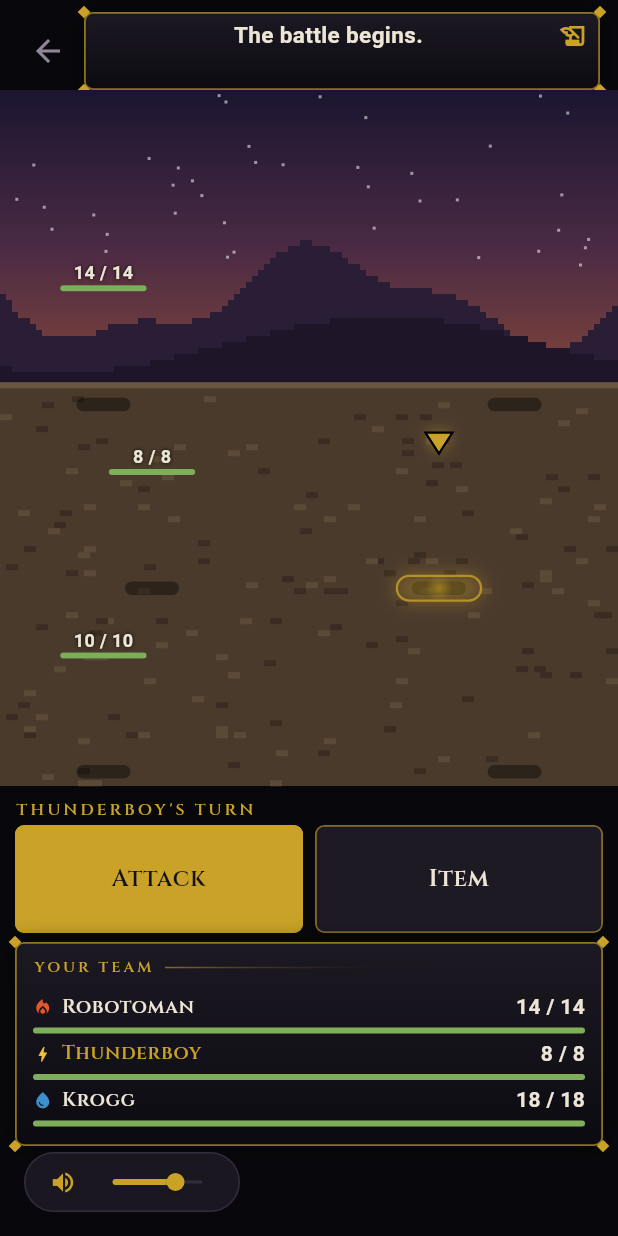
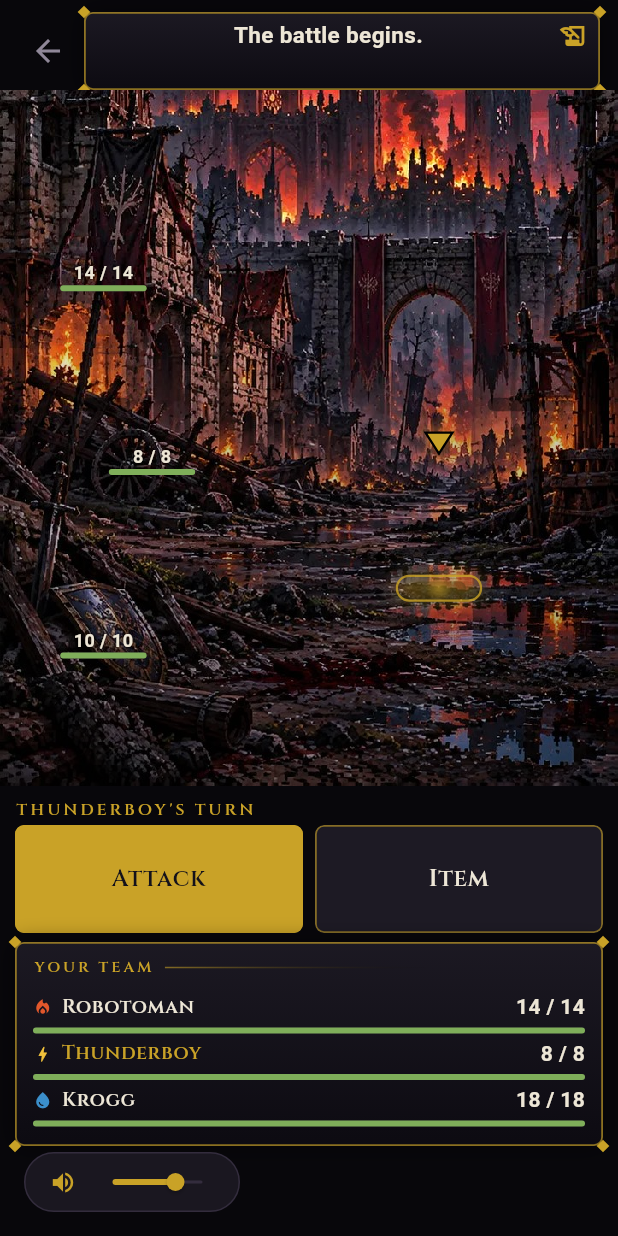
Before and after one commit to lu92988/game-game-, a Flutter app: the screen it shows after launch, after a tap on "Classic Battle (test)", on a phone screen of 412 x 824 dp. Run offline on Flutter 3.47's test engine with Material 3 defaults, Android fonts, the phone set to English and light mode, and no system bars; our stand-ins replace audioplayers, google_fonts; Roboto replaces fonts that are missing (Gfs Neohellenic).

Commit message:
Use the user's pixel art battlefields as classic battle backdrops
Each battle picks the castle, burning city or moonlit forest at random,
with a light shadow over the ground so fighters stand out. The old
painted backdrop remains as a fallback if the art fails to load.

Co-Authored-By: Claude Opus 5.5 <noreply@anthropic.com>

```diff
--- a/lib/screens/classic_battle_screen.dart
+++ b/lib/screens/classic_battle_screen.dart
@@ -66,6 +66,14 @@ class _Popup {
 class _ClassicBattleScreenState extends State<ClassicBattleScreen>
     with TickerProviderStateMixin {
   late final BattleController _controller;
+
+  /// The battlefield art behind this battle, picked at random.
+  final String _backdrop = _backdrops[Random().nextInt(_backdrops.length)];
+  static const _backdrops = [
+    'assets/backdrops/castle.jpg',
+    'assets/backdrops/burning_city.jpg',
+    'assets/backdrops/forest.jpg',
+  ];
   late final AnimationController _act = AnimationController(
     vsync: this,
     duration: const Duration(milliseconds: 900),
@@ -596,7 +604,36 @@ class _ClassicBattleScreenState extends State<ClassicBattleScreen>
             // between them.
             final centers = <String, Offset>{};
             final children = <Widget>[
-              Positioned.fill(child: CustomPaint(painter: _BackdropPainter())),
+              Positioned.fill(
+                child: Image.asset(
+                  _backdrop,
+                  fit: BoxFit.cover,
+                  alignment: Alignment.bottomCenter,
+                  filterQuality: FilterQuality.none,
+                  errorBuilder: (_, _, _) =>
+                      CustomPaint(painter: _BackdropPainter()),
+                ),
+              ),
+              // Darkens the ground a little so the fighters stand out
+              // against the busy art.
+              const Positioned.fill(
+                child: IgnorePointer(
+                  child: DecoratedBox(
+                    decoration: BoxDecoration(
+                      gradient: LinearGradient(
+                        begin: Alignment.topCenter,
+                        end: Alignment.bottomCenter,
+                        colors: [
+                          Color(0x00000000),
+                          Color(0x33000000),
+                          Color(0x66000000),
+                        ],
+                        stops: [0.25, 0.5, 1],
+                      ),
+                    ),
+                  ),
+                ),
+              ),
             ];
             for (var i = 0; i < _controller.enemy.length; i++) {
               final c = _controller.enemy[i];
@@ -1406,7 +1443,6 @@ class _DamageNumber extends StatelessWidget {
   }
 }
 
-/// A simple pixel backdrop: dusk sky, distant mountains and a dirt field.
 /// Effects that travel across the battlefield, drawn in chunky pixels to
 /// match the sprites: each element's projectile flying from attacker to
 /// target, a burst of particles where it lands (bigger for big hits, with a
@@ -1679,6 +1715,8 @@ class _BattleFxPainter extends CustomPainter {
   bool shouldRepaint(_BattleFxPainter old) => true;
 }
 
+/// A simple pixel backdrop (dusk sky, distant mountains and a dirt field),
+/// shown if the battlefield art can't load.
 class _BackdropPainter extends CustomPainter {
   @override
   void paint(Canvas canvas, Size size) {
--- a/pubspec.yaml
+++ b/pubspec.yaml
@@ -63,6 +63,7 @@ flutter:
     - assets/champions/
     - assets/scenes/
     - assets/sprites/
+    - assets/backdrops/
     - assets/sfx/
     - assets/music/
     - assets/images/
```
Also changed, not shown: art/backdrops_source.webp (added), assets/backdrops/burning_city.jpg (added), assets/backdrops/castle.jpg (added), assets/backdrops/forest.jpg (added).
